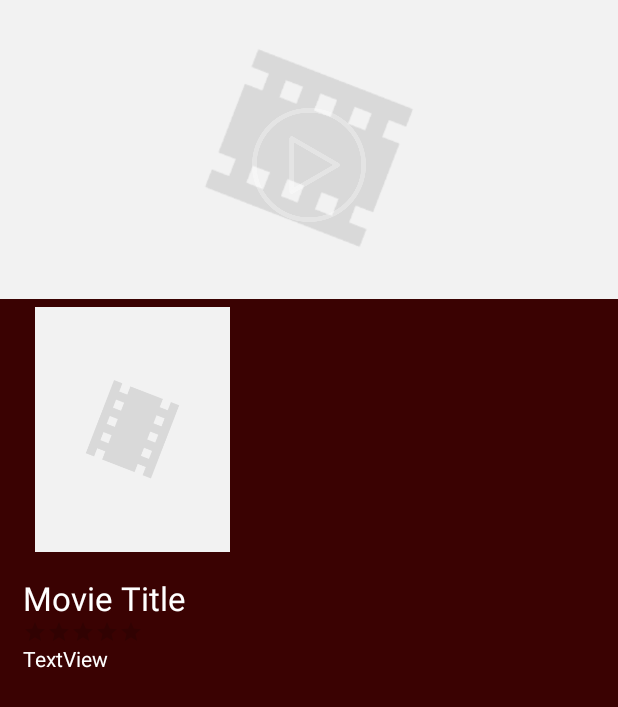
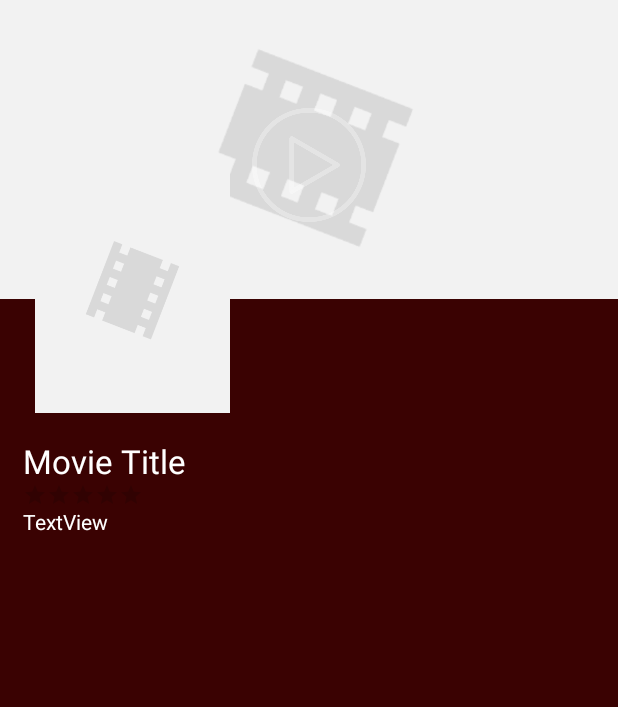
Before and after one commit to Sam-CodePath/Flixster, an Android app: the MovieDetailsActivity screen opened directly, with no data from a screen before it, on a phone screen of 412 x 824 dp. Shown: the top 707 px of the screen. Run offline under Robolectric (Android 15) with nearby library versions, the phone set to English and light mode, and no system bars; libraries missing offline, so code that uses them is left out: jp.wasabeef.glide, org.parceler; pictures from the network do not load; 7 statements that could not run were skipped.

Commit message:
fix portrait and landscape mode

```diff
--- a/app/src/main/res/layout/activity_movie_details.xml
+++ b/app/src/main/res/layout/activity_movie_details.xml
@@ -22,14 +22,14 @@
         android:id="@+id/tvTitle"
         android:layout_width="wrap_content"
         android:layout_height="wrap_content"
-        android:layout_below="@+id/ivPoster"
+        android:layout_below="@+id/ivLargeBG"
         android:layout_alignParentStart="true"
         android:layout_alignParentLeft="true"
         android:layout_alignParentEnd="true"
         android:layout_alignParentRight="true"
         android:layout_marginStart="15dp"
         android:layout_marginLeft="20dp"
-        android:layout_marginTop="-440dp"
+        android:layout_marginTop="93dp"
         android:layout_marginEnd="4dp"
         android:layout_marginRight="4dp"
         android:text="Movie Title"
@@ -80,10 +80,10 @@
         android:id="@+id/ivPoster"
         android:layout_width="130dp"
         android:layout_height="163dp"
+        android:layout_below="@+id/ivLargeBG"
         android:layout_alignParentStart="true"
-        android:layout_alignParentBottom="true"
         android:layout_marginStart="23dp"
-        android:layout_marginBottom="456dp"
+        android:layout_marginTop="-87dp"
         android:scaleType="centerCrop"
         tools:src="@tools:sample/avatars" />
 
```
